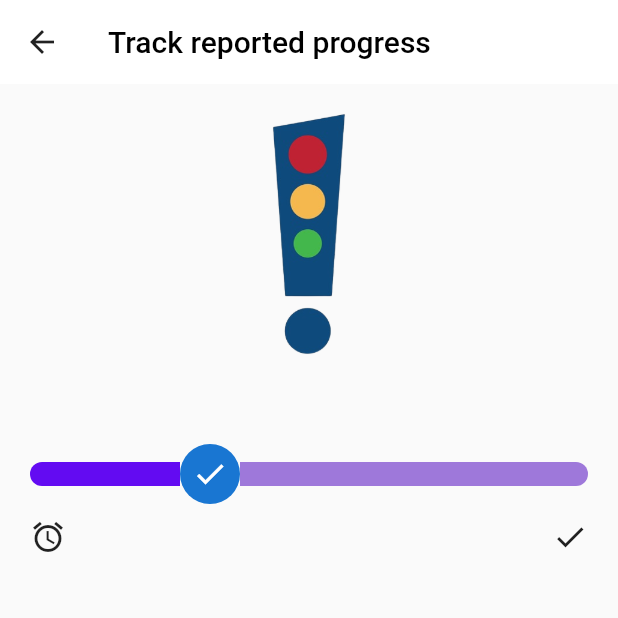
After one commit to winay007/Hacksprint_PS5_4izhad, a Flutter app: the TrackProgress screen opened directly, on a phone screen of 412 x 824 dp, the top half of it. The commit adds this screen. Run offline on Flutter 3.47's test engine with Material 2 defaults, Android fonts, the phone set to English and light mode, and no system bars; our stand-ins replace cloud_firestore, firebase_auth, firebase_core, firebase_storage, image_picker; accounts and stored records are empty.

Commit message:
track progress

```diff
--- a/lib/app_widget.dart
+++ b/lib/app_widget.dart
@@ -1,4 +1,3 @@
-
 import 'package:firebase_auth/firebase_auth.dart';
 // import 'package:firebase_core/firebase_core.dart';
 import 'package:flutter/material.dart';
@@ -18,11 +17,11 @@ class AppWidget extends StatelessWidget {
           stream: FirebaseAuth.instance.authStateChanges(),
           builder: (context, snapshot) {
             if (snapshot.connectionState == ConnectionState.waiting) {
-              return Center(
+              return const Center(
                 child: CircularProgressIndicator(),
               );
             } else if (snapshot.hasError) {
-              return Center(
+              return const Center(
                 child: Text('Something went wrong!'),
               );
             } else if (snapshot.hasData) {
--- a/lib/bottom_navigation_bar.dart
+++ b/lib/bottom_navigation_bar.dart
@@ -1,6 +1,8 @@
 import 'package:flutter/material.dart';
 import 'package:road_app/screens/create_report.dart';
+import 'package:road_app/screens/track_progress_screen.dart';
 import './screens/home.dart';
+
 // import './screens/feed_screen.dart';
 class NavigationFile extends StatefulWidget {
   static const routeName = '/navigation-file';
@@ -23,8 +25,9 @@ class _NavigationFileState extends State<NavigationFile> {
 
   // Different pages to navigate to
   final List<Widget> _children = [
+    CreatePost(),
     const HomePage(),
-    CreatePost(),
+    TrackProgress(),
   ];
 
   @override
@@ -33,32 +36,32 @@ class _NavigationFileState extends State<NavigationFile> {
       backgroundColor: Colors.orange.shade50,
       body: _children[_selectedIndex],
       bottomNavigationBar: BottomNavigationBar(
-        backgroundColor: const Color.fromARGB(255, 208, 238, 17),
+        backgroundColor: const Color.fromARGB(255, 151, 76, 188),
         currentIndex: _selectedIndex,
         onTap: _navigateBottomBar,
         type: BottomNavigationBarType.fixed,
         items: const [
-          // BottomNavigationBarItem(
-          //   icon: Icon(Icons.track_changes_outlined),
-          //   label: 'Track progress',
-          // ),
-
           // BottomNavigationBarItem(
           //   activeIcon: Icon(Icons.bookmark),
           //   icon: Icon(Icons.bookmark_border_outlined),
           //   label: 'Bookmark',
           // ),
           BottomNavigationBarItem(
+            activeIcon: Icon(Icons.report_problem_rounded),
+            icon: Icon(Icons.report_problem_rounded),
+            label: 'Report',
+          ),
+          BottomNavigationBarItem(
             activeIcon: Icon(Icons.home_rounded),
             icon: Icon(Icons.home_outlined),
             label: 'Home',
           ),
+
           BottomNavigationBarItem(
-            activeIcon: Icon(Icons.report_problem_rounded),
-            icon: Icon(Icons.favorite_border_rounded),
-            label: 'Report',
+            activeIcon: Icon(Icons.track_changes_outlined),
+            icon: Icon(Icons.track_changes_outlined),
+            label: 'Track progress',
           ),
-
           // BottomNavigationBarItem(
           //   activeIcon: Icon(Icons.settings_rounded),
           //   icon: Icon(Icons.settings_outlined),
--- a/lib/screens/create_report.dart
+++ b/lib/screens/create_report.dart
@@ -154,7 +154,7 @@ class _CreatePostState extends State<CreatePost> {
                           child: ElevatedButton(
                               style: ButtonStyle(
                                   backgroundColor: MaterialStateProperty.all(
-                                      const Color(0xFFFFD810))),
+                                      Color.fromARGB(255, 22, 18, 1))),
                               onPressed: () {
                                 _submitForm(
                                   title: titleController.text.trim(),
--- a/lib/screens/home.dart
+++ b/lib/screens/home.dart
@@ -15,8 +15,6 @@ class HomePage extends StatefulWidget {
 class _HomePageState extends State<HomePage> {
   @override
   Widget build(BuildContext context) {
-    return const Scaffold(
-      backgroundColor: Color.fromARGB(255, 223, 205, 40),
-    );
+    return const Scaffold(backgroundColor: Colors.white);
   }
 }
--- /dev/null
+++ b/lib/screens/track_progress_screen.dart
@@ -0,0 +1,82 @@
+import 'package:flutter/material.dart';
+
+class TrackProgress extends StatefulWidget {
+  const TrackProgress({super.key});
+
+  @override
+  State<TrackProgress> createState() => _TrackProgressState();
+}
+
+class _TrackProgressState extends State<TrackProgress> {
+  @override
+  Widget build(BuildContext context) {
+    return Scaffold(
+      appBar: AppBar(
+        iconTheme: Theme.of(context).iconTheme,
+        backgroundColor: Colors.white,
+        elevation: 0,
+        title: const Text(
+          'Track reported progress',
+          style: TextStyle(color: Colors.black),
+        ),
+      ),
+      body: Column(
+        mainAxisAlignment: MainAxisAlignment.start,
+        children: [
+          Container(
+              height: 200, child: Image.asset("assets/images/authority.png")),
+          Container(
+            margin: const EdgeInsets.fromLTRB(0, 40, 0, 0),
+            width: 500,
+            child: Row(
+              children: [
+                Container(
+                  width: 100,
+                  margin: const EdgeInsets.fromLTRB(20, 0, 0, 0),
+                  decoration: BoxDecoration(
+                    borderRadius: const BorderRadius.only(
+                        topLeft: Radius.circular(10),
+                        bottomLeft: Radius.circular(10)),
+                    border: Border.all(
+                        width: 8,
+                        color: const Color.fromARGB(255, 99, 11, 242)),
+                    color: const Color.fromARGB(255, 99, 11, 242),
+                  ),
+                ),
+                const CircleAvatar(
+                  child: Icon(Icons.check),
+                ),
+                Expanded(
+                  child: Container(
+                    margin: const EdgeInsets.fromLTRB(0, 0, 20, 0),
+                    decoration: BoxDecoration(
+                      borderRadius: const BorderRadius.only(
+                          topRight: Radius.circular(10),
+                          bottomRight: Radius.circular(10)),
+                      border: Border.all(
+                        width: 8,
+                        color: const Color.fromARGB(255, 158, 120, 218),
+                      ),
+                      color: Colors.grey,
+                    ),
+                  ),
+                )
+              ],
+            ),
+          ),
+          Container(
+            margin: const EdgeInsets.symmetric(horizontal: 20, vertical: 10),
+            width: 500,
+            child: Row(
+              mainAxisAlignment: MainAxisAlignment.spaceBetween,
+              children: const [
+                Icon(Icons.alarm),
+                Icon(Icons.done),
+              ],
+            ),
+          )
+        ],
+      ),
+    );
+  }
+}
--- a/lib/widgets/custom_textfield.dart
+++ b/lib/widgets/custom_textfield.dart
@@ -15,7 +15,7 @@ class CustomTextField extends StatelessWidget {
         padding: EdgeInsets.symmetric(horizontal: 20),
         decoration: BoxDecoration(
             borderRadius: BorderRadius.circular(10),
-            border: Border.all(color: Colors.yellow)),
+            border: Border.all(color: Color.fromARGB(255, 22, 18, 1))),
         child: TextFormField(
           controller: controller,
           maxLines: 2,
--- a/pubspec.yaml
+++ b/pubspec.yaml
@@ -38,6 +38,7 @@ dependencies:
   firebase_storage: ^10.3.11
   image_picker: ^0.8.6
   location: ^4.4.0
+  geolocator: ^9.0.2
 
   # The following adds the Cupertino Icons font to your application.
   # Use with the CupertinoIcons class for iOS style icons.
@@ -66,8 +67,8 @@ flutter:
   uses-material-design: true
 
   # To add assets to your application, add an assets section, like this:
-  # assets:
-  #   - images/a_dot_burr.jpeg
+  assets:
+    - assets/images/
   #   - images/a_dot_ham.jpeg
 
   # An image asset can refer to one or more resolution-specific "variants", see
```
Also changed, not shown: lib/pickers/select_image.dart (+5 -2 lines), lib/screens/sign_in.dart (+1 -8 lines), assets/images/authority.png (added), pubspec.lock, 4 other files.
